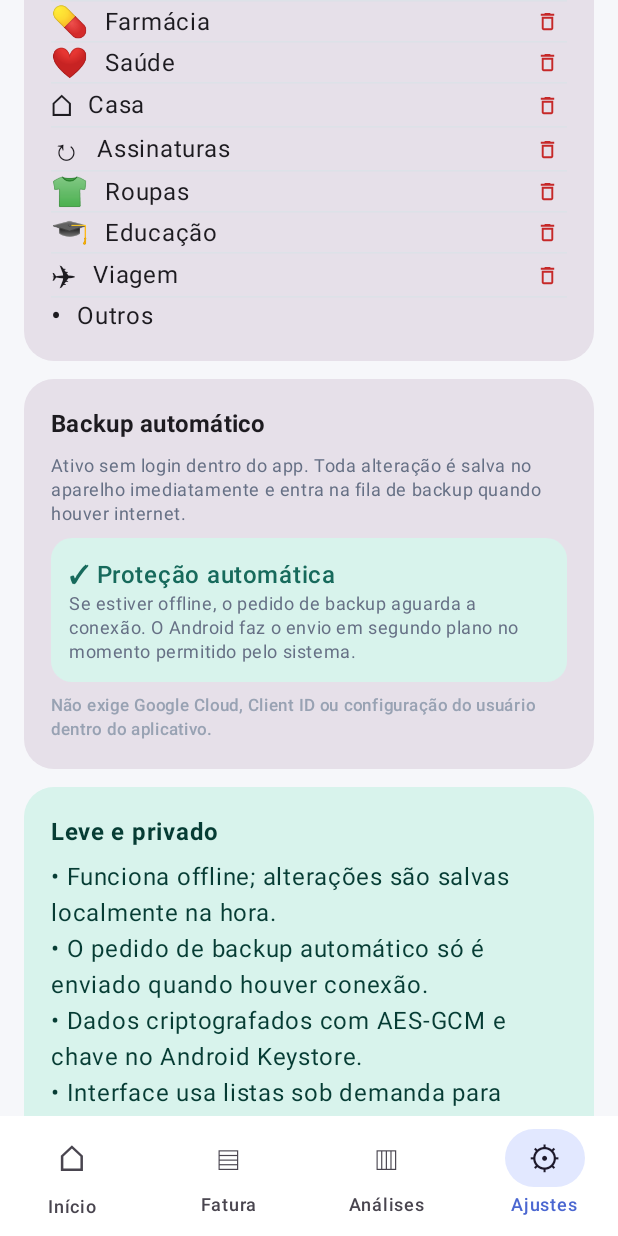
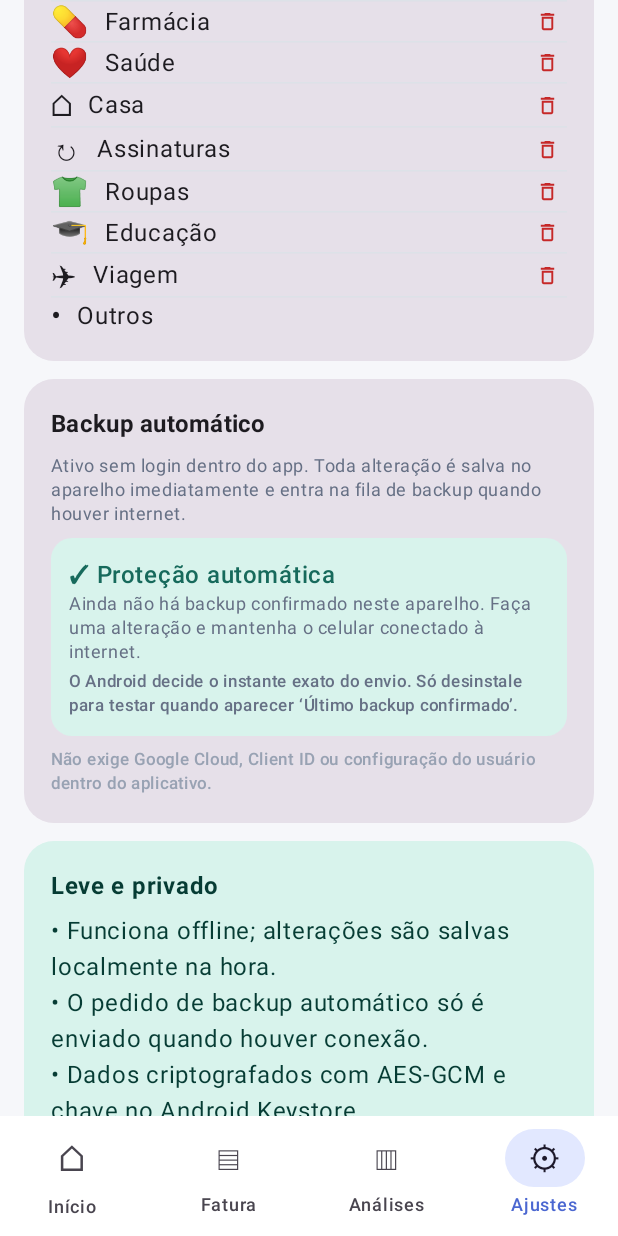
Before and after one commit to carvalejr-22/App-cartao, an Android app built with Jetpack Compose: the screen it shows after launch (ModernCardActivity), item 4 of the bottom bar chosen, scrolled down 1041 dp, on a phone screen of 412 x 824 dp. Run offline under Robolectric (Android 15) with nearby library versions, the phone set to English and light mode, and no system bars.

Commit message:
Fix receipt camera and expose backup status

```diff
--- a/app/src/main/java/com/carlos/appcartao/ModernCardActivity.kt
+++ b/app/src/main/java/com/carlos/appcartao/ModernCardActivity.kt
@@ -179,7 +179,8 @@ class ModernCardActivity : ComponentActivity() {
         registerForActivityResult(ActivityResultContracts.TakePicture()) { captured ->
             val callback = pendingReceiptCallback
             val uri = pendingReceiptUri
-            if (callback == null || uri == null) {
+            val file = pendingReceiptFile
+            if (callback == null || uri == null || file == null) {
                 clearReceiptCapture()
                 return@registerForActivityResult
             }
@@ -189,7 +190,7 @@ class ModernCardActivity : ComponentActivity() {
                 return@registerForActivityResult
             }
 
-            ReceiptOcrScanner(this).scan(uri, pendingReceiptCategories) { result, error ->
+            ReceiptOcrScanner().scan(file, pendingReceiptCategories) { result, error ->
                 runOnUiThread {
                     callback(result, error)
                     clearReceiptCapture()
@@ -1397,6 +1398,20 @@ private fun ModernSettingsScreen(
     var confirmDeleteCard by remember(card.id) { mutableStateOf(false) }
     val current = modernInvoiceForPurchase(LocalDate.now(), card)
     val isMainCard = card.id == data.cards.first().id
+    val backupContext = androidx.compose.ui.platform.LocalContext.current.applicationContext
+    val backupStatus = remember(data.lastModifiedMillis) { AutomaticBackupStatusStore.read(backupContext) }
+    val backupStatusText = when {
+        backupStatus.lastRestoreMillis > 0L && backupStatus.lastRestoreMillis >= backupStatus.lastCompletedMillis ->
+            "Dados restaurados do backup em ${formatAutomaticBackupMoment(backupStatus.lastRestoreMillis)}."
+        backupStatus.pending && backupStatus.lastRequestMillis >= backupStatus.lastChangeMillis && backupStatus.lastRequestMillis > 0L ->
+            "Alteração salva. Pedido enviado ao Android; aguardando a conclusão do backup."
+        backupStatus.pending ->
+            "Alteração salva no aparelho. Backup aguardando conexão com a internet."
+        backupStatus.lastCompletedMillis > 0L ->
+            "Último backup confirmado pelo Android: ${formatAutomaticBackupMoment(backupStatus.lastCompletedMillis)}."
+        else ->
+            "Ainda não há backup confirmado neste aparelho. Faça uma alteração e mantenha o celular conectado à internet."
+    }
 
     LazyColumn(modifier = Modifier.fillMaxSize(), verticalArrangement = Arrangement.spacedBy(12.dp)) {
         item { Spacer(Modifier.height(6.dp)) }
@@ -1544,8 +1559,14 @@ private fun ModernSettingsScreen(
                         Column(modifier = Modifier.fillMaxWidth().padding(12.dp)) {
                             Text("✓ Proteção automática", fontWeight = FontWeight.SemiBold, color = MaterialTheme.colorScheme.primary)
                             Text(
-                                "Se estiver offline, o pedido de backup aguarda a conexão. O Android faz o envio em segundo plano no momento permitido pelo sistema.",
+                                backupStatusText,
                                 style = MaterialTheme.typography.bodySmall,
+                                color = Color(0xFF667085)
+                            )
+                            Spacer(Modifier.height(4.dp))
+                            Text(
+                                "O Android decide o instante exato do envio. Só desinstale para testar quando aparecer ‘Último backup confirmado’.",
+                                style = MaterialTheme.typography.labelSmall,
                                 color = Color(0xFF667085)
                             )
                         }
@@ -1746,6 +1767,9 @@ private fun modernCategorySymbol(category: String): String = when (category) {
     "Viagem" -> "✈"
     else -> "•"
 }
+
+private fun formatAutomaticBackupMoment(millis: Long): String =
+    java.text.SimpleDateFormat("dd/MM/yyyy HH:mm", Locale("pt", "BR")).format(java.util.Date(millis))
 
 private fun formatModernDate(date: LocalDate): String = date.format(modernFullDateFormatter)
 private fun modernDayLabel(date: LocalDate): String = date.format(modernDayMonthFormatter)
```
